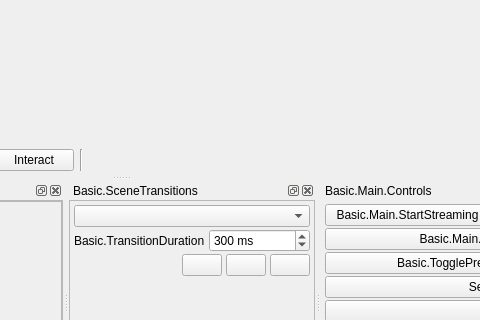
Old version of the form UI/forms/OBSBasic.ui in the repository obsproject/obs-studio; both pictures show x 419 to 899 and y 284 to 604 of the 1079 by 729 pixel window.
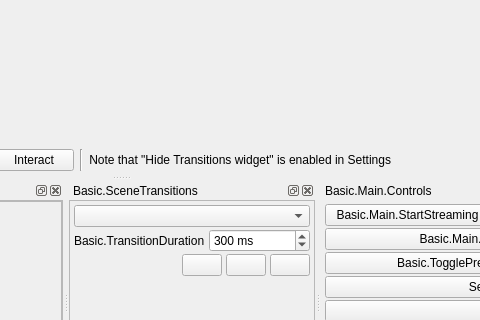
New version of the form. Icons and pictures are not drawn. Custom widgets are drawn as their Qt base class.

Commit message: UI: Add note when "Hide Transitions widgets" is enabled

```diff
--- a/UI/forms/OBSBasic.ui
+++ b/UI/forms/OBSBasic.ui
@@ -440,6 +440,22 @@
             </property>
            </widget>
           </item>
+	  <item>
+	   <widget class="QLabel" name="hiddenTransitionsLabel">
+	    <property name="sizePolicy">
+	     <sizepolicy hsizetype="Expanding" vsizetype="Fixed">
+	      <horstretch>0</horstretch>
+	      <verstretch>0</verstretch>
+	     </sizepolicy>
+	    </property>
+	    <property name="text">
+	     <string>Note that "Hide Transitions widget" is enabled in Settings</string>
+	    </property>
+	    <property name="alignment">
+	     <set>Qt::AlignLeading|Qt::AlignRight</set>
+	    </property>
+	   </widget>
+	  </item>
          </layout>
         </widget>
        </item>
```
The commit also changes 1 other file.
